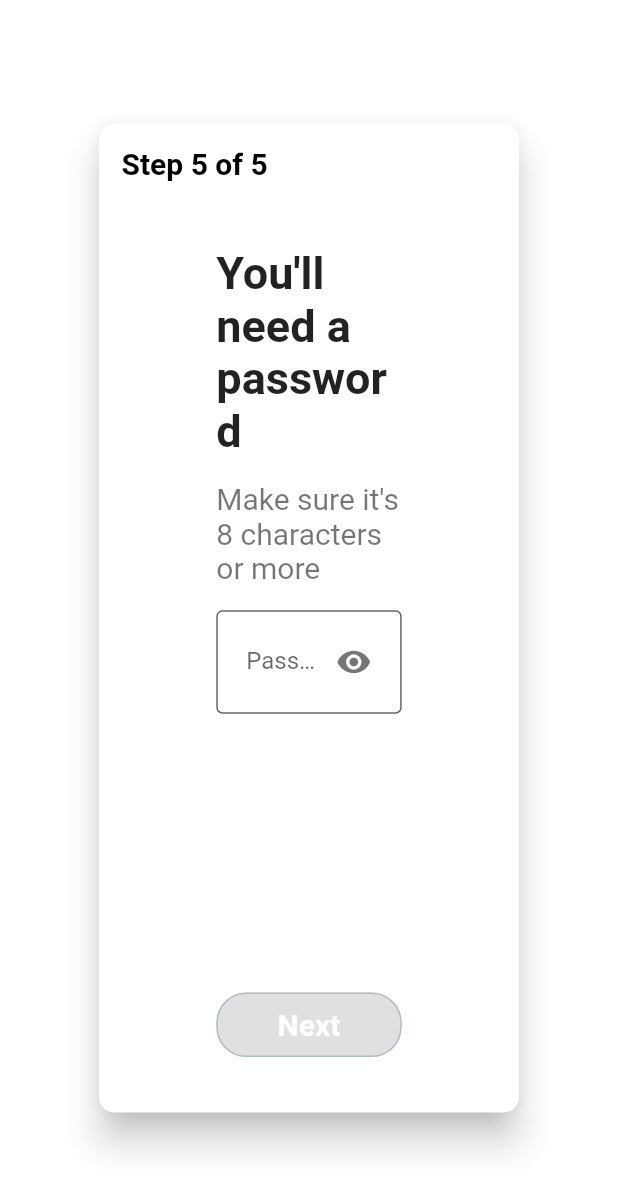
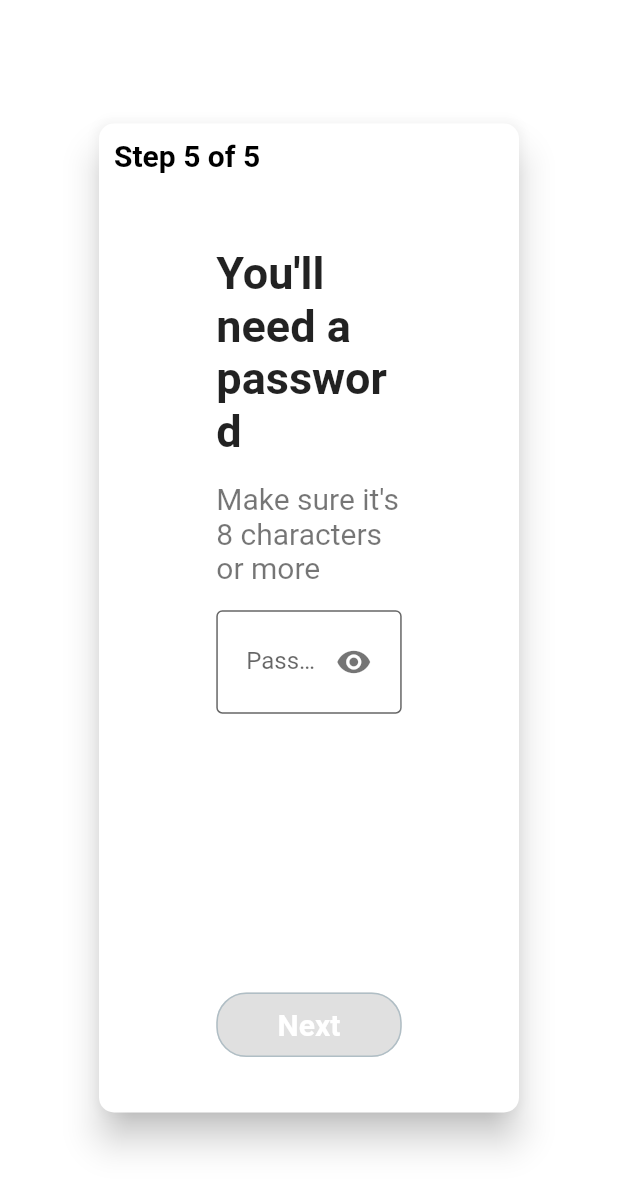
Before and after one commit to TweaXy/cross-platform, a Flutter app: the AddPasswordWebView widget shown alone on an empty page, opened directly, on a phone screen of 412 x 824 dp. Shown: the top 1191 px of the screen. Run offline on Flutter 3.47's test engine with Material 2 defaults, Android fonts, the phone set to English and light mode, and no system bars; our stand-ins replace dotted_border, flutter_holo_date_picker, flutter_svg, google_fonts, loading_indicator, modal_progress_hud_nsn; missing offline and left inert: datepicker_dropdown, sign_button, webview_flutter_plus.

Commit message:
[➕ FR] Added initial routing for web; Unifying appbar in web;

```diff
--- a/lib/Components/start_screen_signup_button.dart
+++ b/lib/Components/start_screen_signup_button.dart
@@ -19,7 +19,7 @@ class StartScreenSignupButton extends StatelessWidget {
         height: 45,
         child: ElevatedButton(
           onPressed: () {
-            Navigator.pushNamed(context, kCreateAcountScreen);
+            Navigator.pushNamed(context, kCreateAcountWebScreen);
           },
           style: ButtonStyle(
               backgroundColor: MaterialStatePropertyAll(kIsWeb
--- a/lib/components/custom_appbar_web.dart
+++ b/lib/components/custom_appbar_web.dart
@@ -5,7 +5,7 @@ class CustomAppbarWeb extends StatelessWidget {
   const CustomAppbarWeb(
       {super.key, required this.icon, required this.pageNumber});
   final String pageNumber;
-  final IconButton icon;
+  final IconButton? icon;
   @override
   Widget build(BuildContext context) {
     return Container(
@@ -14,7 +14,7 @@ class CustomAppbarWeb extends StatelessWidget {
       height: MediaQuery.of(context).size.height * 0.1,
       child: Row(
         children: [
-          icon,
+          icon ?? const SizedBox(),
           Text(
             "Step $pageNumber of 5",
             textAlign: TextAlign.left,
--- a/lib/constants.dart
+++ b/lib/constants.dart
@@ -6,6 +6,7 @@ const kForgetPass1Screen = 'forget1_screen';
 const kForgetPass2Screen = 'forget2_screen';
 const kForgetPass3Screen = 'forget3_screen';
 const kCreateAcountScreen = 'create_account_screen';
+const kCreateAcountWebScreen = 'create_account_web_screen';
 const kCreateAcountReviewScreen = 'create_account_review_screen';
 const kAuthenticationScreen = 'authentication_screen';
 const kNotRobotScreen = 'not_robot_screen';
--- a/lib/main.dart
+++ b/lib/main.dart
@@ -37,6 +37,7 @@ class TweaXy extends StatelessWidget {
         kWebStartScreen: (context) => const WebStartScreen(),
         kLogin1Screen: (context) => const LoginViewPage1(),
         kCreateAcountScreen: (context) => const CreateAccountView(),
+        kCreateAcountWebScreen: (context) => const CreateAccountWebView(),
         kAuthenticationScreen: (context) => const AuthenticationView(),
       },
       initialRoute: kSplashScreen,
--- a/lib/views/signup/add_password_web_view.dart
+++ b/lib/views/signup/add_password_web_view.dart
@@ -1,4 +1,5 @@
 import 'package:flutter/material.dart';
+import 'package:tweaxy/components/custom_appbar_web.dart';
 import 'package:tweaxy/components/custom_button.dart';
 import 'package:tweaxy/components/custom_head_text.dart';
 import 'package:tweaxy/components/custom_paragraph_text.dart';
@@ -24,7 +25,8 @@ class _AddPasswordWebViewState extends State<AddPasswordWebView> {
 
   void _updateButtonState() {
     setState(() {
-      isButtonEnabled = myController.text.isNotEmpty&(myController.text.length>=8);
+      isButtonEnabled =
+          myController.text.isNotEmpty & (myController.text.length >= 8);
     });
   }
 
@@ -42,18 +44,10 @@ class _AddPasswordWebViewState extends State<AddPasswordWebView> {
         child: SingleChildScrollView(
           child: Column(
             children: [
-              Container(
-                padding: const EdgeInsets.only(left: 15, top: 15),
-                alignment: Alignment.topLeft,
-                height: MediaQuery.of(context).size.height * 0.1,
-                child: Text(
-                  "Step 5 of 5",
-                  textAlign: TextAlign.left,
-                  style: TextStyle(
-                      color: forgroundColorTheme(context),
-                      fontWeight: FontWeight.w600,
-                      fontSize: 20),
-                ),
+              const CustomAppbarWeb(
+                key: ValueKey("CreateAccountWebAppbar"),
+                pageNumber: "5",
+                icon: null,
               ),
               SizedBox(
                 width: MediaQuery.of(context).size.width * 0.3,
@@ -61,7 +55,7 @@ class _AddPasswordWebViewState extends State<AddPasswordWebView> {
                 child: Column(
                   crossAxisAlignment: CrossAxisAlignment.start,
                   children: [
-                     CustomHeadText(
+                    CustomHeadText(
                       textValue: "You'll need a password",
                       textAlign: TextAlign.left,
                     ),
```
